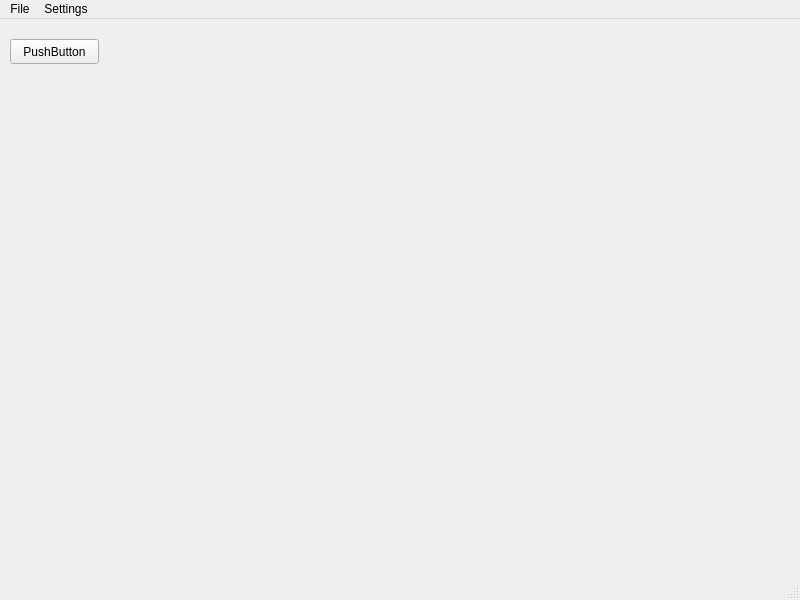
Before: the Qt Designer form mainwindow.ui in harunresit/Led-Array-Manager-V1.0, drawn with Qt 5.
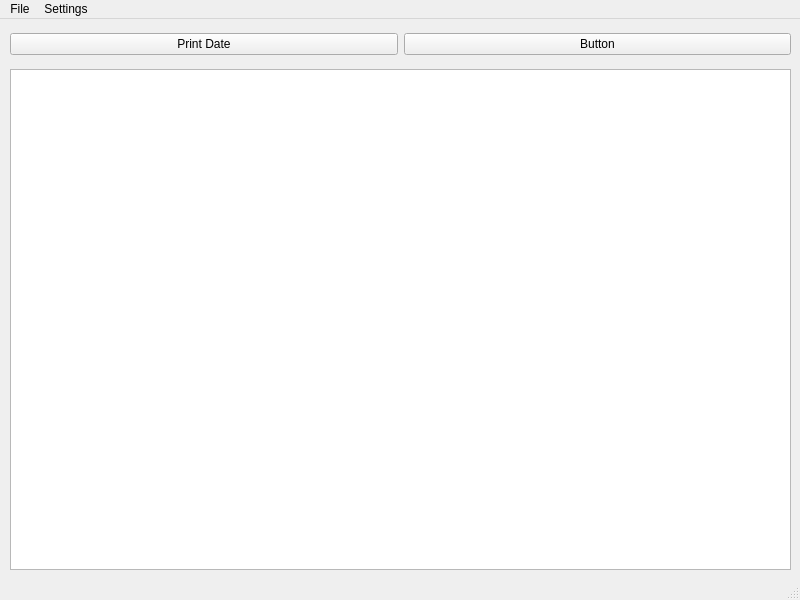
After: the same form once the commit is applied.

Patch:
```diff
--- a/mainwindow.ui
+++ b/mainwindow.ui
@@ -14,17 +14,40 @@
    <string>Led Array Manager V1.0</string>
   </property>
   <widget class="QWidget" name="centralwidget">
-   <widget class="QPushButton" name="pushButton">
+   <widget class="QWidget" name="horizontalLayoutWidget">
     <property name="geometry">
      <rect>
       <x>10</x>
-      <y>20</y>
-      <width>89</width>
-      <height>25</height>
+      <y>10</y>
+      <width>781</width>
+      <height>31</height>
      </rect>
     </property>
-    <property name="text">
-     <string>PushButton</string>
+    <layout class="QHBoxLayout" name="horizontalLayout">
+     <item>
+      <widget class="QPushButton" name="pushButton">
+       <property name="text">
+        <string>Print Date</string>
+       </property>
+      </widget>
+     </item>
+     <item>
+      <widget class="QPushButton" name="pushButton_2">
+       <property name="text">
+        <string>Button</string>
+       </property>
+      </widget>
+     </item>
+    </layout>
+   </widget>
+   <widget class="QGraphicsView" name="sketchgraphicsView">
+    <property name="geometry">
+     <rect>
+      <x>10</x>
+      <y>50</y>
+      <width>781</width>
+      <height>501</height>
+     </rect>
     </property>
    </widget>
   </widget>
```
